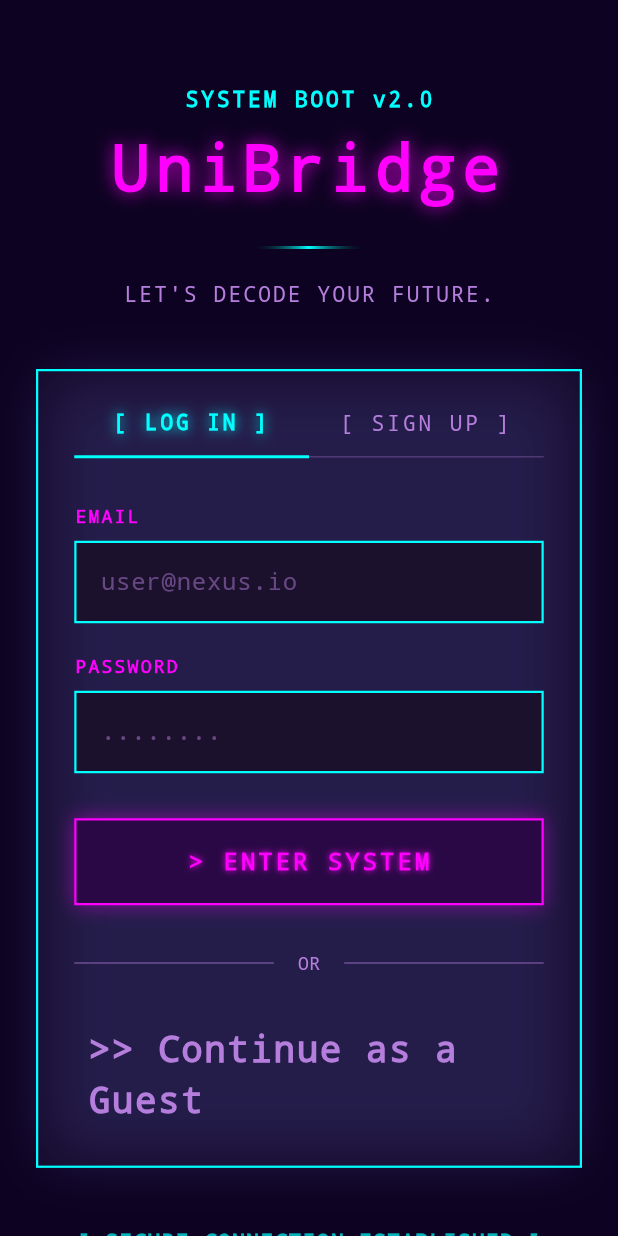
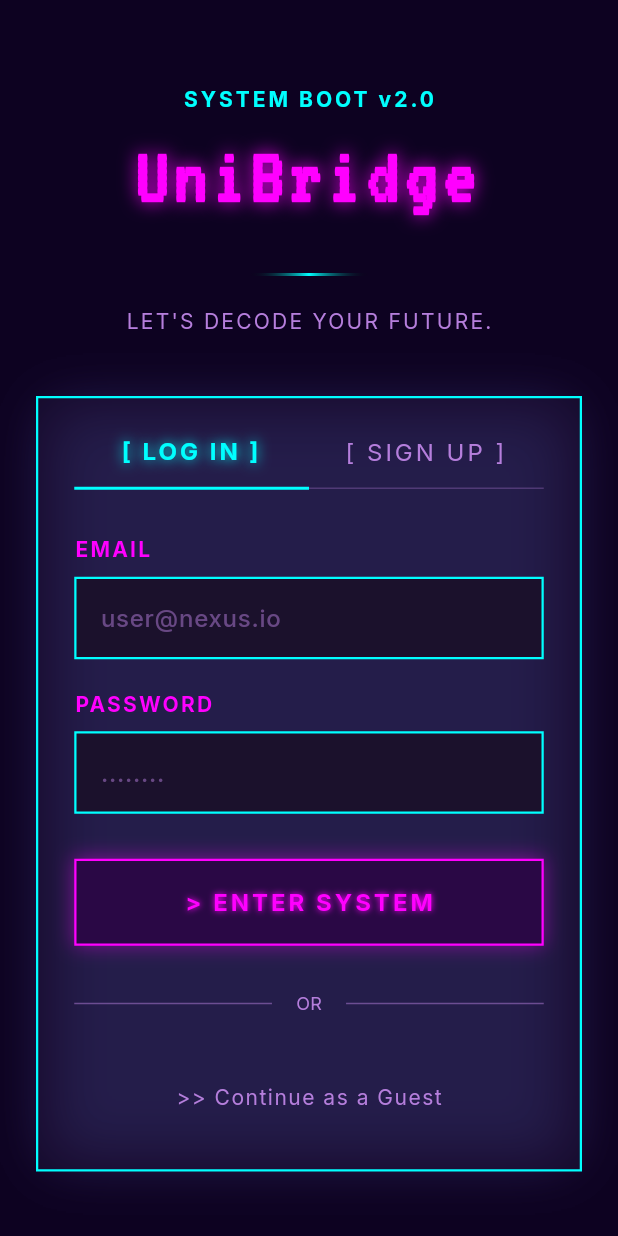
Before and after one commit to your-fav-bioinformatician/effective-potato, a Flutter app: the screen it shows after launch, on a phone screen of 412 x 824 dp. Run offline on Flutter 3.47's test engine with Material 3 defaults, Android fonts, the phone set to English and light mode, and no system bars; our stand-ins replace flutter_animate, geolocator, google_fonts, shared_preferences.

Commit message:
fixed fonts

```diff
--- a/unibridge_frontend/lib/screens.dart
+++ b/unibridge_frontend/lib/screens.dart
@@ -255,6 +255,7 @@ class _SplashScreenState extends State<SplashScreen> {
 }
 
 // 2. New Initial Cyber Auth Screen
+// 2. Initial Cyber Auth Screen
 class CyberAuthScreen extends StatefulWidget {
   const CyberAuthScreen({super.key});
 
@@ -306,12 +307,10 @@ class _CyberAuthScreenState extends State<CyberAuthScreen> {
             children: [
               const SizedBox(height: 40),
               // System Boot Text
-              const Text(
+              Text(
                 'SYSTEM BOOT v2.0',
-                style: TextStyle(
-                  color: TechTheme.neonCyan,
+                style: TechTheme.textTheme.bodyMedium?.copyWith(
                   fontWeight: FontWeight.bold,
-                  fontFamily: 'monospace',
                   letterSpacing: 2,
                 ),
               ),
@@ -321,12 +320,10 @@ class _CyberAuthScreenState extends State<CyberAuthScreen> {
               Text(
                 'UniBridge\n',
                 textAlign: TextAlign.center,
-                style: TextStyle(
+                style: TechTheme.textTheme.displayMedium?.copyWith(
                   color: TechTheme.neonMagenta,
-                  fontSize: 42,
-                  fontWeight: FontWeight.w900,
+                  fontSize: 54, // Scaled up slightly for vt323
                   height: 0.8,
-                  fontFamily: 'monospace',
                   letterSpacing: 4,
                   shadows: [
                     Shadow(
@@ -354,11 +351,10 @@ class _CyberAuthScreenState extends State<CyberAuthScreen> {
               const SizedBox(height: 20),
 
               // Subtitle
-              const Text(
+              Text(
                 "LET'S DECODE YOUR FUTURE.",
-                style: TextStyle(
+                style: TechTheme.textTheme.bodyMedium?.copyWith(
                   color: TechTheme.textSoft,
-                  fontFamily: 'monospace',
                   letterSpacing: 1.5,
                 ),
               ),
@@ -449,14 +445,12 @@ class _CyberAuthScreenState extends State<CyberAuthScreen> {
                         alignment: Alignment.center,
                         child: Text(
                           isLogin ? '> ENTER SYSTEM' : '> CREATE ACCOUNT',
-                          style: const TextStyle(
+                          style: TechTheme.textTheme.bodyLarge?.copyWith(
                             color: TechTheme.neonMagenta,
                             fontWeight: FontWeight.bold,
-                            fontFamily: 'monospace',
                             letterSpacing: 2,
-                            fontSize: 16,
                             shadows: [
-                              Shadow(
+                              const Shadow(
                                 color: TechTheme.neonMagenta,
                                 blurRadius: 5,
                               )
@@ -471,11 +465,14 @@ class _CyberAuthScreenState extends State<CyberAuthScreen> {
                     Row(
                       children: [
                         Expanded(child: Divider(color: TechTheme.textSoft.withValues(alpha: 0.5))),
-                        const Padding(
-                          padding: EdgeInsets.symmetric(horizontal: 16.0),
+                        Padding(
+                          padding: const EdgeInsets.symmetric(horizontal: 16.0),
                           child: Text(
                             'OR',
-                            style: TextStyle(color: TechTheme.textSoft, fontSize: 12, fontFamily: 'monospace'),
+                            style: TechTheme.textTheme.bodyMedium?.copyWith(
+                              color: TechTheme.textSoft,
+                              fontSize: 12,
+                            ),
                           ),
                         ),
                         Expanded(child: Divider(color: TechTheme.textSoft.withValues(alpha: 0.5))),
@@ -489,11 +486,10 @@ class _CyberAuthScreenState extends State<CyberAuthScreen> {
                         onPressed: () {
                           Navigator.pushReplacement(context, MaterialPageRoute(builder: (_) => const UserInitScreen()));
                         },
-                        child: const Text(
+                        child: Text(
                           '>> Continue as a Guest',
-                          style: TextStyle(
+                          style: TechTheme.textTheme.bodyMedium?.copyWith(
                             color: TechTheme.textSoft,
-                            fontFamily: 'monospace',
                             letterSpacing: 1,
                           ),
                         ),
@@ -507,10 +503,9 @@ class _CyberAuthScreenState extends State<CyberAuthScreen> {
               // Footer Text
               Text(
                 '[ SECURE CONNECTION ESTABLISHED ]',
-                style: TextStyle(
+                style: TechTheme.textTheme.bodyMedium?.copyWith(
                   color: TechTheme.neonCyan.withValues(alpha: 0.7),
                   fontWeight: FontWeight.w600,
-                  fontFamily: 'monospace',
                   letterSpacing: 1,
                 ),
               ),
@@ -538,10 +533,9 @@ class _CyberAuthScreenState extends State<CyberAuthScreen> {
         child: Text(
           title,
           textAlign: TextAlign.center,
-          style: TextStyle(
+          style: TechTheme.textTheme.bodyLarge?.copyWith(
             color: isActive ? TechTheme.neonCyan : TechTheme.textSoft,
             fontWeight: isActive ? FontWeight.bold : FontWeight.normal,
-            fontFamily: 'monospace',
             letterSpacing: 2,
             shadows: isActive
                 ? [const Shadow(color: TechTheme.neonCyan, blurRadius: 10)]
@@ -558,12 +552,10 @@ class _CyberAuthScreenState extends State<CyberAuthScreen> {
       children: [
         Text(
           label,
-          style: const TextStyle(
+          style: TechTheme.textTheme.bodyMedium?.copyWith(
             color: TechTheme.neonMagenta,
             fontWeight: FontWeight.bold,
-            fontFamily: 'monospace',
             letterSpacing: 1.5,
-            fontSize: 12,
           ),
         ),
         const SizedBox(height: 8),
@@ -575,10 +567,10 @@ class _CyberAuthScreenState extends State<CyberAuthScreen> {
           child: TextField(
             controller: controller,
             obscureText: obscureText,
-            style: const TextStyle(color: TechTheme.textSoft, fontFamily: 'monospace'),
+            style: TechTheme.textTheme.bodyLarge?.copyWith(color: TechTheme.textSoft),
             decoration: InputDecoration(
               hintText: hint,
-              hintStyle: TextStyle(color: TechTheme.textSoft.withValues(alpha: 0.5), fontFamily: 'monospace'),
+              hintStyle: TechTheme.textTheme.bodyLarge?.copyWith(color: TechTheme.textSoft.withValues(alpha: 0.5)),
               border: InputBorder.none,
               contentPadding: const EdgeInsets.symmetric(horizontal: 16, vertical: 14),
               isDense: true,
```
